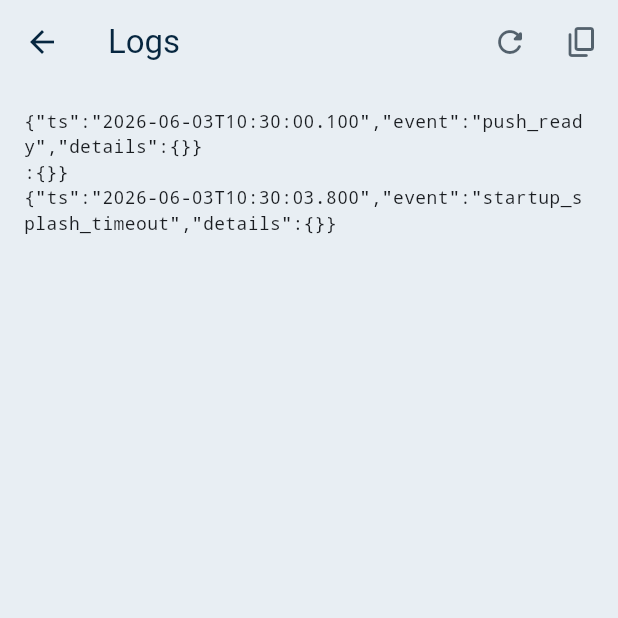
After one commit to PomgoWeb/praxismobile, a Flutter app: the SettingsPage screen opened directly, after a tap on "Logs", on a phone screen of 412 x 824 dp, the top half of it. The commit adds this screen. Run offline on Flutter 3.47's test engine with Material 3 defaults, Android fonts, the phone set to English and light mode, and no system bars; our stand-ins replace connectivity_plus, firebase_core, firebase_messaging, flutter_local_notifications, package_info_plus, shared_preferences; missing offline and left inert: flutter_inappwebview; accounts and stored records are empty.

Commit message:
Add in-app logs and shrink iOS launch logo

```diff
--- a/lib/services/app_logger.dart
+++ b/lib/services/app_logger.dart
@@ -61,4 +61,31 @@ class AppLogger {
       // Never block app execution because of logging issues.
     }
   }
+
+  Future<String> readContents() async {
+    if (!_ready) {
+      await init();
+    }
+    if (_logFile == null) return '';
+
+    try {
+      return await _logFile!.readAsString();
+    } catch (_) {
+      return '';
+    }
+  }
+
+  Future<String> readTail({int maxLines = 200}) async {
+    final String contents = await readContents();
+    if (contents.isEmpty) return '';
+
+    final List<String> lines = const LineSplitter()
+        .convert(contents)
+        .where((String line) => line.trim().isNotEmpty)
+        .toList();
+    if (lines.length <= maxLines) {
+      return lines.join('\n');
+    }
+    return lines.sublist(lines.length - maxLines).join('\n');
+  }
 }
--- /dev/null
+++ b/lib/ui/logs_page.dart
@@ -0,0 +1,90 @@
+import 'package:flutter/material.dart';
+import 'package:flutter/services.dart';
+import 'package:provider/provider.dart';
+
+import '../services/app_logger.dart';
+
+class LogsPage extends StatefulWidget {
+  const LogsPage({super.key});
+
+  @override
+  State<LogsPage> createState() => _LogsPageState();
+}
+
+class _LogsPageState extends State<LogsPage> {
+  String _logs = '';
+  bool _loading = true;
+
+  @override
+  void initState() {
+    super.initState();
+    _loadLogs();
+  }
+
+  Future<void> _loadLogs() async {
+    setState(() {
+      _loading = true;
+    });
+
+    final AppLogger logger = context.read<AppLogger>();
+    final String logs = await logger.readTail(maxLines: 250);
+
+    if (!mounted) return;
+    setState(() {
+      _logs = logs;
+      _loading = false;
+    });
+  }
+
+  Future<void> _copyLogs() async {
+    await Clipboard.setData(ClipboardData(text: _logs));
+    if (!mounted) return;
+    ScaffoldMessenger.of(context).showSnackBar(
+      const SnackBar(content: Text('Logs copiés dans le presse-papiers')),
+    );
+  }
+
+  @override
+  Widget build(BuildContext context) {
+    return Scaffold(
+      appBar: AppBar(
+        title: const Text('Logs'),
+        actions: <Widget>[
+          IconButton(
+            onPressed: _loading ? null : _loadLogs,
+            icon: const Icon(Icons.refresh_rounded),
+            tooltip: 'Rafraîchir',
+          ),
+          IconButton(
+            onPressed: (_loading || _logs.isEmpty) ? null : _copyLogs,
+            icon: const Icon(Icons.copy_rounded),
+            tooltip: 'Copier',
+          ),
+        ],
+      ),
+      body: _loading
+          ? const Center(child: CircularProgressIndicator())
+          : _logs.isEmpty
+          ? const Center(
+              child: Padding(
+                padding: EdgeInsets.all(24),
+                child: Text(
+                  'Aucun log disponible pour le moment.',
+                  textAlign: TextAlign.center,
+                ),
+              ),
+            )
+          : Padding(
+              padding: const EdgeInsets.all(16),
+              child: SelectableText(
+                _logs,
+                style: const TextStyle(
+                  fontFamily: 'monospace',
+                  fontSize: 12,
+                  height: 1.45,
+                ),
+              ),
+            ),
+    );
+  }
+}
--- a/lib/ui/settings_page.dart
+++ b/lib/ui/settings_page.dart
@@ -5,6 +5,7 @@ import 'package:provider/provider.dart';
 import '../config/app_config.dart';
 import '../models/app_state.dart';
 import '../services/app_logger.dart';
+import 'logs_page.dart';
 
 class SettingsPage extends StatefulWidget {
   const SettingsPage({super.key});
@@ -53,6 +54,18 @@ class _SettingsPageState extends State<SettingsPage> {
           ListTile(title: const Text('Application'), subtitle: Text(kAppName)),
           ListTile(title: const Text('Version'), subtitle: Text(_versionLabel)),
           ListTile(title: const Text('URL de base'), subtitle: Text(kBaseUrl)),
+          ListTile(
+            leading: const Icon(Icons.article_outlined),
+            title: const Text('Logs'),
+            subtitle: const Text(
+              'Afficher les logs techniques et les copier pour le support.',
+            ),
+            onTap: () {
+              Navigator.of(
+                context,
+              ).push(MaterialPageRoute<void>(builder: (_) => const LogsPage()));
+            },
+          ),
           SwitchListTile(
             value: appState.notificationsEnabled,
             onChanged: null,
--- a/lib/webview/app_webview.dart
+++ b/lib/webview/app_webview.dart
@@ -35,6 +35,7 @@ class _AppWebViewState extends State<AppWebView>
     super.initState();
     _startupSplashTimer = Timer(const Duration(seconds: 4), () {
       if (!mounted) return;
+      context.read<AppLogger>().log('startup_splash_timeout');
       setState(() {
         _showStartupSplash = false;
       });
@@ -69,6 +70,7 @@ class _AppWebViewState extends State<AppWebView>
           onWebViewCreated: (InAppWebViewController controller) {
             _controller = controller;
             appState.markWebViewReady();
+            context.read<AppLogger>().log('webview_created');
           },
           onLoadStart: (InAppWebViewController controller, WebUri? uri) {
             setState(() {
--- a/pubspec.yaml
+++ b/pubspec.yaml
@@ -16,7 +16,7 @@ publish_to: 'none' # Remove this line if you wish to publish to pub.dev
 # https://developer.apple.com/library/archive/documentation/General/Reference/InfoPlistKeyReference/Articles/CoreFoundationKeys.html
 # In Windows, build-name is used as the major, minor, and patch parts
 # of the product and file versions while build-number is used as the build suffix.
-version: 1.0.1+5
+version: 1.0.1+6
 
 environment:
   sdk: ^3.10.7
```
Also changed, not shown: 1 other file.
